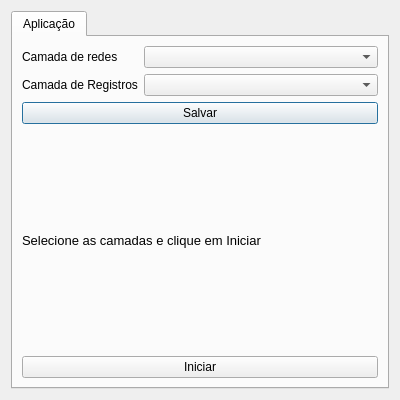
Qt form view/ui/config_dialog.ui (Jefersonnnn/tracing_qgis) before a commit.
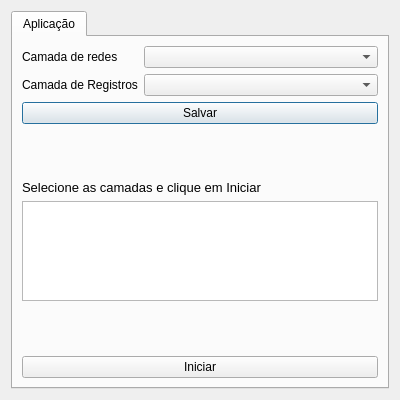
The same form after that commit.

What changed in the file:
```diff
--- a/view/ui/config_dialog.ui
+++ b/view/ui/config_dialog.ui
@@ -109,6 +109,25 @@
            </property>
           </widget>
          </item>
+         <item>
+          <widget class="QTextEdit" name="txt_list_valves">
+           <property name="minimumSize">
+            <size>
+             <width>0</width>
+             <height>50</height>
+            </size>
+           </property>
+           <property name="maximumSize">
+            <size>
+             <width>16777215</width>
+             <height>100</height>
+            </size>
+           </property>
+           <property name="readOnly">
+            <bool>true</bool>
+           </property>
+          </widget>
+         </item>
          <item>
           <spacer name="verticalSpacer_2">
            <property name="orientation">
```
Left out of the diff: 4 changed lines with no effect on the pictures.
